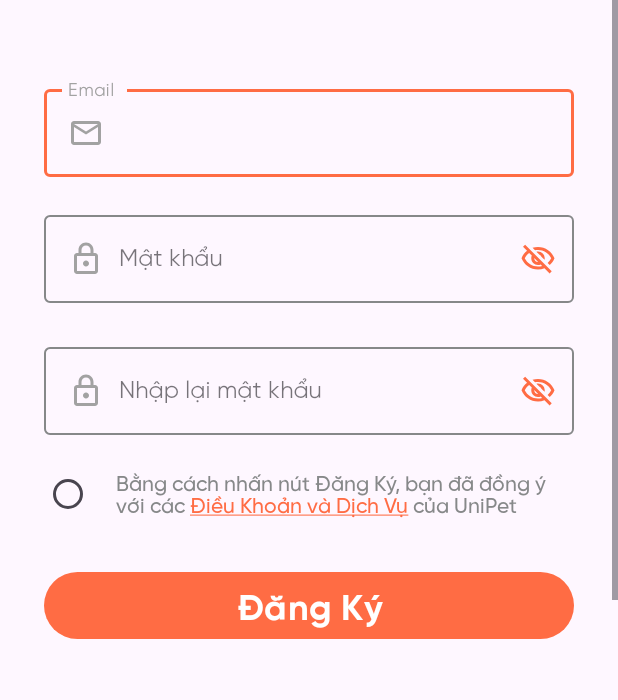
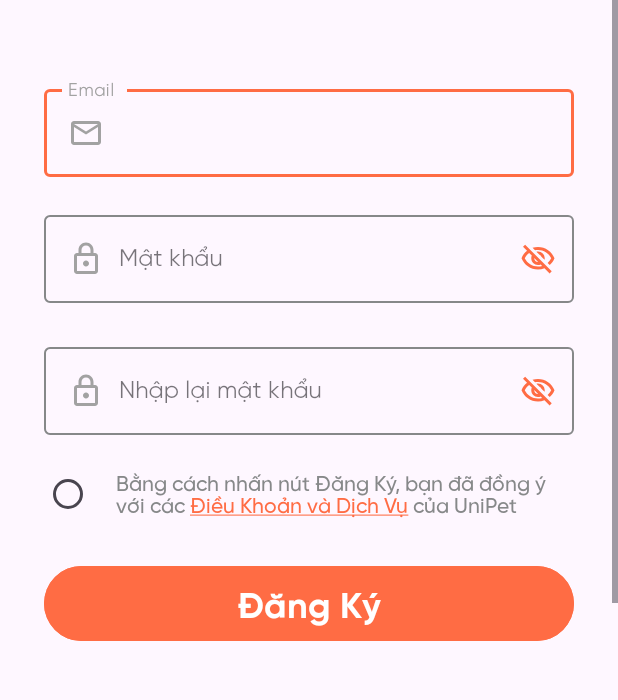
Before and after one commit to XuanKyUEL/MCommerce_UniPet_Project, an Android app: the SignUp screen opened directly, with no data from a screen before it, on a phone screen of 412 x 824 dp, the part 506-1206 px from its top. Run offline under Robolectric (Android 15) with nearby library versions, the light colour scheme and no system bars; our stand-ins replace Firebase (no records; nobody signed in at launch, a user with empty details on screens opened directly).

Commit message:
UI-UX: signInUpOut enhance ux

```diff
--- a/app/src/main/java/com/unipet7/mcommerce/activities/SignUp.java
+++ b/app/src/main/java/com/unipet7/mcommerce/activities/SignUp.java
@@ -16,12 +16,15 @@ import android.text.style.ForegroundColorSpan;
 import android.text.style.ImageSpan;
 import android.text.style.UnderlineSpan;
 import android.util.Patterns;
+import android.view.View;
+import android.widget.RelativeLayout;
 import android.widget.TextView;
 import android.widget.Toast;
 
 import androidx.appcompat.widget.AppCompatEditText;
 import androidx.core.content.ContextCompat;
 
+import com.airbnb.lottie.LottieAnimationView;
 import com.google.android.material.internal.TextWatcherAdapter;
 import com.google.android.material.textfield.TextInputLayout;
 import com.google.firebase.auth.FirebaseAuth;
@@ -41,6 +44,10 @@ public class SignUp extends BaseActivity {
     AppCompatEditText edtEmail, edtPassword, edtConfirmPassword;
 
     TextInputLayout tilEmail, tilPassword, tilConfirmPassword;
+
+    RelativeLayout rlSignUp;
+    TextView tvSignUnCta;
+    LottieAnimationView lottieAnimationView;
 
     boolean isTermsAndConditionsChecked = false;
 
@@ -127,6 +134,10 @@ public class SignUp extends BaseActivity {
         tilEmail = binding.tilEmailSignUp;
         tilPassword = binding.tilPasswordSignUp;
         tilConfirmPassword = binding.tilRePwdSignup;
+
+        rlSignUp = binding.rlSignUpCta;
+        tvSignUnCta = binding.tvSignUpCta;
+        lottieAnimationView = binding.lottieLoadingSignUp;
     }
 
 
@@ -135,7 +146,7 @@ public class SignUp extends BaseActivity {
             finish();
         });
 
-        binding.btnSignUp.setOnClickListener(v -> {
+        rlSignUp.setOnClickListener(v -> {
             if (isSignUpValid()) {
                 String email = edtEmail.getText().toString().trim();
                 String password = edtPassword.getText().toString().trim();
@@ -216,6 +227,7 @@ public class SignUp extends BaseActivity {
 
 
     private void signUpUser(String email, String password) {
+        loadingAnimation();
         FirebaseAuth.getInstance().createUserWithEmailAndPassword(email, password)
                 .addOnCompleteListener(task -> {
                     if (task.isSuccessful()) {
@@ -224,17 +236,35 @@ public class SignUp extends BaseActivity {
                     } else {
                         signUpDialog("Đăng ký thất bại", "Đăng ký tài khoản không thành công", "", "Đóng");
                     }
+                    resetAnimation();
                 });
+    }
+
+    private void resetAnimation() {
+        rlSignUp.setClickable(true);
+        tvSignUnCta.setVisibility(View.VISIBLE);
+        lottieAnimationView.setVisibility(View.GONE);
+        lottieAnimationView.cancelAnimation();
+    }
+
+    private void loadingAnimation() {
+        rlSignUp.setClickable(false);
+        tvSignUnCta.setVisibility(View.GONE);
+        lottieAnimationView.setVisibility(View.VISIBLE);
+        lottieAnimationView.playAnimation();
     }
 
     private void signUpDialog(String title, String message, String positiveText, String negativeText) {
         messageDialogAdapter = new MessageDialogAdapter(this);
         messageDialog = new MessageDialog(title, message, positiveText, negativeText);
         messageDialog.setCancelable(true);
-        messageDialog.setNegativeClickListener(v1 -> {
-            messageDialogAdapter.dismissDialog();
-        });
-        messageDialog.hasNegativeBtn = !positiveText.isEmpty();
+        if (negativeText.isEmpty()) {
+            messageDialog.hasNegativeBtn = false;
+        } else {
+            messageDialog.setNegativeClickListener(v1 -> {
+                messageDialogAdapter.dismissDialog();
+            });
+        }
         if (positiveText.isEmpty()) {
             messageDialog.hasPositiveBtn = false;
         } else {
--- a/app/src/main/java/com/unipet7/mcommerce/activities/SplashScreen.java
+++ b/app/src/main/java/com/unipet7/mcommerce/activities/SplashScreen.java
@@ -32,13 +32,11 @@ public class SplashScreen extends AppCompatActivity {
             // user is signed in
             Intent intent = new Intent(this, MainActivity.class);
             startActivity(intent);
-            finish();
         } else {
             // user is not signed in
             Intent intent = new Intent(this, IntroActivity.class);
             startActivity(intent);
-            finish();
         }
-
+        finish();
     }
 }
--- a/app/src/main/java/com/unipet7/mcommerce/adapters/MessageDialogAdapter.java
+++ b/app/src/main/java/com/unipet7/mcommerce/adapters/MessageDialogAdapter.java
@@ -37,7 +37,11 @@ public class MessageDialogAdapter extends MessageDialog {
         Button btnOk = dialog.findViewById(R.id.btn_ok_dialog);
 
         tvTitle.setText(messageDialog.getTitle());
-        tvMessage.setText(messageDialog.getMessage());
+        if (messageDialog.getMessage() != null) {
+            tvMessage.setText(messageDialog.getMessage());
+        } else {
+            tvMessage.setVisibility(View.GONE);
+        }
 
         if (!messageDialog.isHasNegativeBtn()) {
             btnCancel.setVisibility(View.GONE);
--- /dev/null
+++ b/app/src/main/res/drawable/bg_ripple_signinup.xml
@@ -0,0 +1,11 @@
+<?xml version="1.0" encoding="utf-8"?>
+<ripple android:color="?android:attr/colorControlHighlight"
+    xmlns:android="http://schemas.android.com/apk/res/android">
+    <item>
+        <shape android:shape="rectangle">
+            <corners android:radius="35dp" />
+            <solid android:color="@color/brandPrimary" />
+        </shape>
+    </item>
+    <item android:drawable="@drawable/colorbrand_btn_bg"/>
+</ripple>
--- /dev/null
+++ b/app/src/main/res/drawable/colorbrand_btn_bg.xml
@@ -0,0 +1,5 @@
+<?xml version="1.0" encoding="utf-8"?>
+<shape xmlns:android="http://schemas.android.com/apk/res/android">
+    <solid android:color="@color/brandPrimary" />
+    <corners android:radius="35dp" />
+</shape>
--- a/app/src/main/res/layout/activity_sign_up.xml
+++ b/app/src/main/res/layout/activity_sign_up.xml
@@ -128,14 +128,34 @@
 
                 </LinearLayout>
 
-                <Button
-                    android:id="@+id/btn_sign_up"
-                    style="@style/HEAD3_BOLD_24"
+                <RelativeLayout
+                    android:layout_height="50dp"
                     android:layout_width="match_parent"
-                    android:layout_height="wrap_content"
-                    android:layout_marginTop="24dp"
-                    android:text="@string/sign_up"
-                    android:textColor="@android:color/white" />
+                    android:id="@+id/rl_sign_up_cta"
+                    android:clickable="true"
+                    android:background="@drawable/bg_ripple_signinup"
+                    android:layout_marginTop="24dp">
+                    <TextView
+                        android:layout_width="wrap_content"
+                        android:layout_height="wrap_content"
+                        style="@style/HEAD3_BOLD_24"
+                        android:text="@string/sign_up"
+                        android:textColor="@color/white"
+                        android:layout_centerInParent="true"
+                        android:id="@+id/tv_sign_up_cta"
+                        android:gravity="center"/>
+                    <com.airbnb.lottie.LottieAnimationView
+                        android:layout_width="50dp"
+                        android:layout_height="50dp"
+                        android:id="@+id/lottie_loading_sign_up"
+                        app:lottie_rawRes="@raw/loading_signin_up"
+                        android:layout_centerInParent="true"
+                        android:visibility="gone"
+                        app:lottie_loop="true"
+                        app:lottie_autoPlay="false"/>
+
+
+                </RelativeLayout>
 
             </LinearLayout>
 
--- /dev/null
+++ b/app/src/main/res/raw/loading_signin_up.json
@@ -0,0 +1 @@
+{"assets":[],"layers":[{"ddd":0,"ind":0,"ty":4,"nm":"Shape Layer 1","ks":{"o":{"k":100},"r":{"k":0},"p":{"k":[300,300,0]},"a":{"k":[0,0,0]},"s":{"k":[244,244,100]}},"ao":0,"shapes":[{"d":1,"ty":"el","s":{"k":[100,100]},"p":{"k":[0,0]},"nm":"Ellipse Path 1","mn":"ADBE Vector Shape - Ellipse"},{"ty":"tm","s":{"k":[{"i":{"x":[0.439],"y":[1.016]},"o":{"x":[0.561],"y":[0.015]},"n":["0p439_1p016_0p561_0p015"],"t":5,"s":[100],"e":[0]},{"t":33.0000013441176}],"ix":1},"e":{"k":[{"i":{"x":[0.439],"y":[1.017]},"o":{"x":[0.561],"y":[0.016]},"n":["0p439_1p017_0p561_0p016"],"t":0,"s":[100],"e":[0]},{"t":30.0000012219251}],"ix":2},"o":{"k":0,"ix":3},"m":1,"ix":2,"nm":"Trim Paths 1","mn":"ADBE Vector Filter - Trim"},{"ty":"st","fillEnabled":true,"c":{"k":[1,1,1,1]},"o":{"k":100},"w":{"k":16},"lc":2,"lj":1,"ml":4,"nm":"Stroke 1","mn":"ADBE Vector Graphic - Stroke"}],"ip":0,"op":900.000036657751,"st":0,"bm":0,"sr":1}],"v":"4.5.3","ddd":0,"ip":1.00000004073083,"op":33.0000013441175,"fr":29.9700012207031,"w":600,"h":600}
--- a/app/src/main/res/values/strings.xml
+++ b/app/src/main/res/values/strings.xml
@@ -37,4 +37,5 @@
     <string name="product_nav">Sản Phẩm</string>
     <string name="love">Yêu Thích</string>
     <string name="profile_nav">Tài Khoản</string>
+    <string name="sign_out_dialog_title">Đăng Xuất Tài Khoản ?</string>
 </resources>
```
Also changed, not shown: app/src/main/java/com/unipet7/mcommerce/activities/SignIn.java (+74 -4 lines), app/src/main/java/com/unipet7/mcommerce/fragments/Profile.java (+16 -0 lines), app/src/main/res/drawable/bg_intro_content_layer.xml (deleted, +0 -10 lines), app/src/main/res/layout/activity_sign_in.xml (+24 -6 lines), app/src/main/res/raw/api_signinup_animation.json (added, +1 -0 lines).
